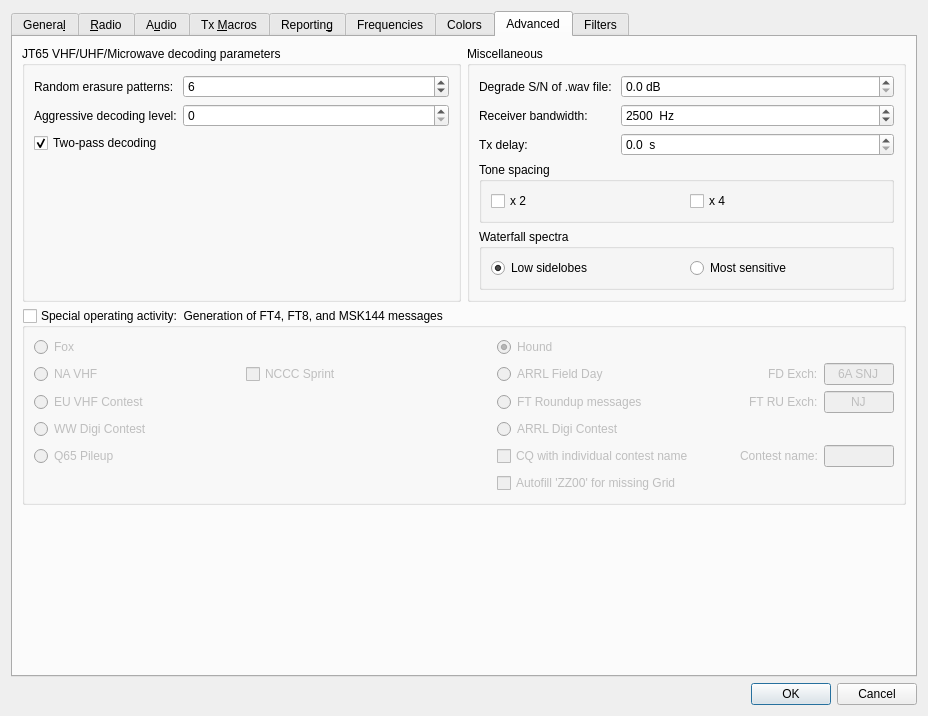
Qt form Configuration_ohneAlerts.ui (uaro-radio/wsjtx) before a commit.
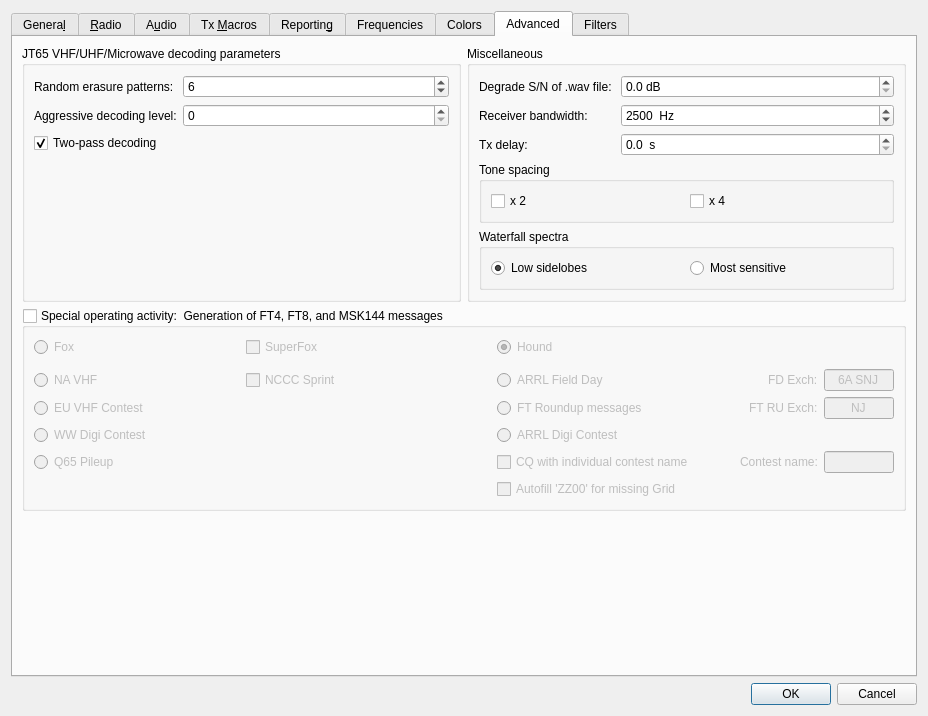
The same form after that commit. The open tabs and pages were chosen to show the change. Custom widgets are drawn as their Qt base class.

Commit message: New QPC SuperFox/Hound protocol basically operational (including OTP keys).

```diff
--- a/Configuration_ohneAlerts.ui
+++ b/Configuration_ohneAlerts.ui
@@ -3205,20 +3205,7 @@
           <bool>false</bool>
          </property>
          <layout class="QGridLayout" name="gridLayout_15" columnstretch="1,0,0,0,0,0">
-          <item row="3" column="5">
-           <widget class="QRadioButton" name="rbARRL_Digi">
-            <property name="toolTip">
-             <string>&lt;html&gt;&lt;head/&gt;&lt;body&gt;&lt;p&gt;ARRL International Digital Contest&lt;/p&gt;&lt;/body&gt;&lt;/html&gt;</string>
-            </property>
-            <property name="text">
-             <string>ARRL Digi Contest</string>
-            </property>
-            <attribute name="buttonGroup">
-             <string notr="true">special_op_activity_button_group</string>
-            </attribute>
-           </widget>
-          </item>
-          <item row="1" column="0" colspan="2">
+          <item row="2" column="0" colspan="2">
            <layout class="QHBoxLayout" name="horizontalLayout_15">
             <item>
              <widget class="QRadioButton" name="rbNA_VHF_Contest">
@@ -3254,7 +3241,109 @@
             </item>
            </layout>
           </item>
-          <item row="2" column="5">
+          <item row="5" column="0">
+           <widget class="QRadioButton" name="rbQ65pileup">
+            <property name="minimumSize">
+             <size>
+              <width>0</width>
+              <height>18</height>
+             </size>
+            </property>
+            <property name="toolTip">
+             <string>&lt;html&gt;&lt;head/&gt;&lt;body&gt;&lt;p&gt;Exchange 4-character locator instead of signal report.  Provides q3-level sensitivities for the DX operator.  Especially useful for 6m EME DXpeditions.&lt;/p&gt;&lt;/body&gt;&lt;/html&gt;</string>
+            </property>
+            <property name="text">
+             <string>Q65 Pileup</string>
+            </property>
+            <attribute name="buttonGroup">
+             <string notr="true">special_op_activity_button_group</string>
+            </attribute>
+           </widget>
+          </item>
+          <item row="5" column="5">
+           <layout class="QHBoxLayout" name="horizontalLayout_24">
+            <item>
+             <widget class="QCheckBox" name="cbContestName">
+              <property name="toolTip">
+               <string>&lt;html&gt;&lt;head/&gt;&lt;body&gt;&lt;p&gt;Call CQ with an individual contest name instead of TEST, RU, or WW (for example CQ PACC).&lt;/p&gt;&lt;/body&gt;&lt;/html&gt;
+</string>
+              </property>
+              <property name="text">
+               <string>CQ with individual contest name</string>
+              </property>
+             </widget>
+            </item>
+            <item>
+             <spacer name="horizontalSpacer_12">
+              <property name="orientation">
+               <enum>Qt::Horizontal</enum>
+              </property>
+              <property name="sizeHint" stdset="0">
+               <size>
+                <width>40</width>
+                <height>20</height>
+               </size>
+              </property>
+             </spacer>
+            </item>
+            <item>
+             <layout class="QHBoxLayout" name="horizontalLayout_25">
+              <item>
+               <widget class="QLabel" name="labCN">
+                <property name="text">
+                 <string>Contest name:</string>
+                </property>
+               </widget>
+              </item>
+              <item>
+               <widget class="QLineEdit" name="Contest_Name">
+                <property name="maximumSize">
+                 <size>
+                  <width>70</width>
+                  <height>16777215</height>
+                 </size>
+                </property>
+                <property name="text">
+                 <string/>
+                </property>
+                <property name="maxLength">
+                 <number>4</number>
+                </property>
+                <property name="cursorPosition">
+                 <number>0</number>
+                </property>
+                <property name="alignment">
+                 <set>Qt::AlignCenter</set>
+                </property>
+               </widget>
+              </item>
+             </layout>
+            </item>
+           </layout>
+          </item>
+          <item row="4" column="0">
+           <widget class="QRadioButton" name="rbWW_DIGI">
+            <property name="minimumSize">
+             <size>
+              <width>0</width>
+              <height>18</height>
+             </size>
+            </property>
+            <property name="toolTip">
+             <string>&lt;html&gt;&lt;head/&gt;&lt;body&gt;&lt;p&gt;World-Wide Digi-mode contest&lt;/p&gt;&lt;p&gt;&lt;br/&gt;&lt;/p&gt;&lt;/body&gt;&lt;/html&gt;</string>
+            </property>
+            <property name="accessibleName">
+             <string>WW Digital Contest</string>
+            </property>
+            <property name="text">
+             <string>WW Digi Contest</string>
+            </property>
+            <attribute name="buttonGroup">
+             <string notr="true">special_op_activity_button_group</string>
+            </attribute>
+           </widget>
+          </item>
+          <item row="3" column="5">
            <layout class="QHBoxLayout" name="horizontalLayout_18" stretch="2,1,1">
             <item>
              <widget class="QRadioButton" name="rbRTTY_Roundup">
@@ -3323,13 +3412,26 @@
             </item>
            </layout>
           </item>
+          <item row="4" column="5">
+           <widget class="QRadioButton" name="rbARRL_Digi">
+            <property name="toolTip">
+             <string>&lt;html&gt;&lt;head/&gt;&lt;body&gt;&lt;p&gt;ARRL International Digital Contest&lt;/p&gt;&lt;/body&gt;&lt;/html&gt;</string>
+            </property>
+            <property name="text">
+             <string>ARRL Digi Contest</string>
+            </property>
+            <attribute name="buttonGroup">
+             <string notr="true">special_op_activity_button_group</string>
+            </attribute>
+           </widget>
+          </item>
           <item row="3" column="0">
-           <widget class="QRadioButton" name="rbWW_DIGI">
-            <property name="minimumSize">
-             <size>
-              <width>0</width>
-              <height>18</height>
-             </size>
+           <widget class="QRadioButton" name="rbEU_VHF_Contest">
+            <property name="sizePolicy">
+             <sizepolicy hsizetype="Minimum" vsizetype="Preferred">
+              <horstretch>0</horstretch>
+              <verstretch>0</verstretch>
+             </sizepolicy>
             </property>
             <property name="toolTip">
              <string>&lt;html&gt;&lt;head/&gt;&lt;body&gt;&lt;p&gt;World-Wide Digi-mode contest&lt;/p&gt;&lt;p&gt;&lt;br/&gt;&lt;/p&gt;&lt;/body&gt;&lt;/html&gt;</string>
@@ -3338,14 +3440,24 @@
              <string>WW Digital Contest</string>
             </property>
             <property name="text">
-             <string>WW Digi Contest</string>
+             <string>EU VHF Contest</string>
             </property>
             <attribute name="buttonGroup">
              <string notr="true">special_op_activity_button_group</string>
             </attribute>
            </widget>
           </item>
-          <item row="1" column="5">
+          <item row="6" column="5">
+           <widget class="QCheckBox" name="cbZZ00">
+            <property name="toolTip">
+             <string>&lt;html&gt;&lt;head/&gt;&lt;body&gt;&lt;p&gt;Autofill 'ZZ00' in the logbook if the other station doesn't send you a grid.&lt;/p&gt;&lt;/body&gt;&lt;/html&gt;</string>
+            </property>
+            <property name="text">
+             <string>Autofill 'ZZ00' for missing Grid</string>
+            </property>
+           </widget>
+          </item>
+          <item row="2" column="5">
            <layout class="QHBoxLayout" name="horizontalLayout_17" stretch="2,1,1">
             <item>
              <widget class="QRadioButton" name="rbField_Day">
@@ -3414,90 +3526,7 @@
             </item>
            </layout>
           </item>
-          <item row="2" column="0">
-           <widget class="QRadioButton" name="rbEU_VHF_Contest">
-            <property name="sizePolicy">
-             <sizepolicy hsizetype="Minimum" vsizetype="Preferred">
-              <horstretch>0</horstretch>
-              <verstretch>0</verstretch>
-             </sizepolicy>
-            </property>
-            <property name="toolTip">
-             <string>&lt;html&gt;&lt;head/&gt;&lt;body&gt;&lt;p&gt;European VHF+ contests requiring a signal report, serial number, and 6-character locator.&lt;/p&gt;&lt;/body&gt;&lt;/html&gt;</string>
-            </property>
-            <property name="accessibleName">
-             <string>EU VHF Contest</string>
-            </property>
-            <property name="text">
-             <string>EU VHF Contest</string>
-            </property>
-            <attribute name="buttonGroup">
-             <string notr="true">special_op_activity_button_group</string>
-            </attribute>
-           </widget>
-          </item>
-          <item row="4" column="5">
-           <layout class="QHBoxLayout" name="horizontalLayout_24">
-            <item>
-             <widget class="QCheckBox" name="cbContestName">
-              <property name="toolTip">
-               <string>&lt;html&gt;&lt;head/&gt;&lt;body&gt;&lt;p&gt;Call CQ with an individual contest name instead of TEST, RU, or WW (for example CQ PACC).&lt;/p&gt;&lt;/body&gt;&lt;/html&gt;
-</string>
-              </property>
-              <property name="text">
-               <string>CQ with individual contest name</string>
-              </property>
-             </widget>
-            </item>
-            <item>
-             <spacer name="horizontalSpacer_12">
-              <property name="orientation">
-               <enum>Qt::Horizontal</enum>
-              </property>
-              <property name="sizeHint" stdset="0">
-               <size>
-                <width>40</width>
-                <height>20</height>
-               </size>
-              </property>
-             </spacer>
-            </item>
-            <item>
-             <layout class="QHBoxLayout" name="horizontalLayout_25">
-              <item>
-               <widget class="QLabel" name="labCN">
-                <property name="text">
-                 <string>Contest name:</string>
-                </property>
-               </widget>
-              </item>
-              <item>
-               <widget class="QLineEdit" name="Contest_Name">
-                <property name="maximumSize">
-                 <size>
-                  <width>70</width>
-                  <height>16777215</height>
-                 </size>
-                </property>
-                <property name="text">
-                 <string/>
-                </property>
-                <property name="maxLength">
-                 <number>4</number>
-                </property>
-                <property name="cursorPosition">
-                 <number>0</number>
-                </property>
-                <property name="alignment">
-                 <set>Qt::AlignCenter</set>
-                </property>
-               </widget>
-              </item>
-             </layout>
-            </item>
-           </layout>
-          </item>
-          <item row="0" column="3" rowspan="3">
+          <item row="0" column="3" rowspan="4">
            <spacer name="horizontalSpacer_11">
             <property name="orientation">
              <enum>Qt::Horizontal</enum>
@@ -3529,53 +3558,35 @@
             </attribute>
            </widget>
           </item>
-          <item row="4" column="0">
-           <widget class="QRadioButton" name="rbQ65pileup">
-            <property name="minimumSize">
-             <size>
-              <width>0</width>
-              <height>18</height>
-             </size>
-            </property>
-            <property name="toolTip">
-             <string>&lt;html&gt;&lt;head/&gt;&lt;body&gt;&lt;p&gt;Exchange 4-character locator instead of signal report.  Provides q3-level sensitivities for the DX operator.  Especially useful for 6m EME DXpeditions.&lt;/p&gt;&lt;/body&gt;&lt;/html&gt;</string>
-            </property>
-            <property name="text">
-             <string>Q65 Pileup</string>
-            </property>
-            <attribute name="buttonGroup">
-             <string notr="true">special_op_activity_button_group</string>
-            </attribute>
-           </widget>
-          </item>
-          <item row="0" column="0">
-           <widget class="QRadioButton" name="rbFox">
-            <property name="toolTip">
-             <string>&lt;html&gt;&lt;head/&gt;&lt;body&gt;&lt;p&gt;FT8 DXpedition mode:  Fox (DXpedition) operator.&lt;/p&gt;&lt;/body&gt;&lt;/html&gt;</string>
-            </property>
-            <property name="accessibleName">
-             <string>Fox</string>
-            </property>
-            <property name="text">
-             <string>Fox</string>
-            </property>
-            <property name="checked">
-             <bool>false</bool>
-            </property>
-            <attribute name="buttonGroup">
-             <string notr="true">special_op_activity_button_group</string>
-            </attribute>
-           </widget>
-          </item>
-          <item row="5" column="5">
-           <widget class="QCheckBox" name="cbZZ00">
-            <property name="toolTip">
-             <string>&lt;html&gt;&lt;head/&gt;&lt;body&gt;&lt;p&gt;Autofill 'ZZ00' in the logbook if the other station doesn't send you a grid.&lt;/p&gt;&lt;/body&gt;&lt;/html&gt;</string>
-            </property>
-            <property name="text">
-             <string>Autofill 'ZZ00' for missing Grid</string>
-            </property>
-           </widget>
+          <item row="0" column="0" colspan="2">
+           <layout class="QHBoxLayout" name="foxLayout_23">
+            <item>
+             <widget class="QRadioButton" name="rbFox">
+              <property name="toolTip">
+               <string>&lt;html&gt;&lt;head/&gt;&lt;body&gt;&lt;p&gt;FT8 DXpedition mode:  Fox (DXpedition) operator.&lt;/p&gt;&lt;/body&gt;&lt;/html&gt;</string>
+              </property>
+              <property name="accessibleName">
+               <string>Fox</string>
+              </property>
+              <property name="text">
+               <string>Fox</string>
+              </property>
+              <property name="checked">
+               <bool>false</bool>
+              </property>
+              <attribute name="buttonGroup">
+               <string notr="true">special_op_activity_button_group</string>
+              </attribute>
+             </widget>
+            </item>
+            <item>
+             <widget class="QCheckBox" name="cbSuperFox">
+              <property name="text">
+               <string>SuperFox</string>
+              </property>
+             </widget>
+            </item>
+           </layout>
           </item>
          </layout>
         </widget>
```
Left out of the diff: 486 changed lines with no effect on the pictures. The commit also changes 26 other files.
